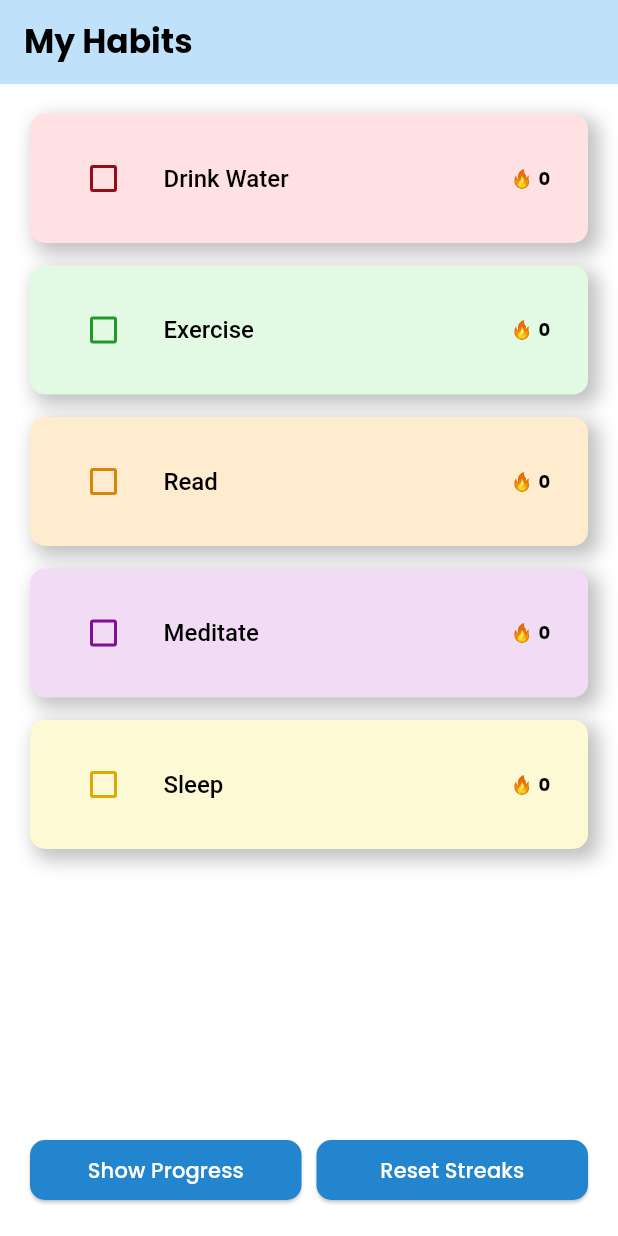
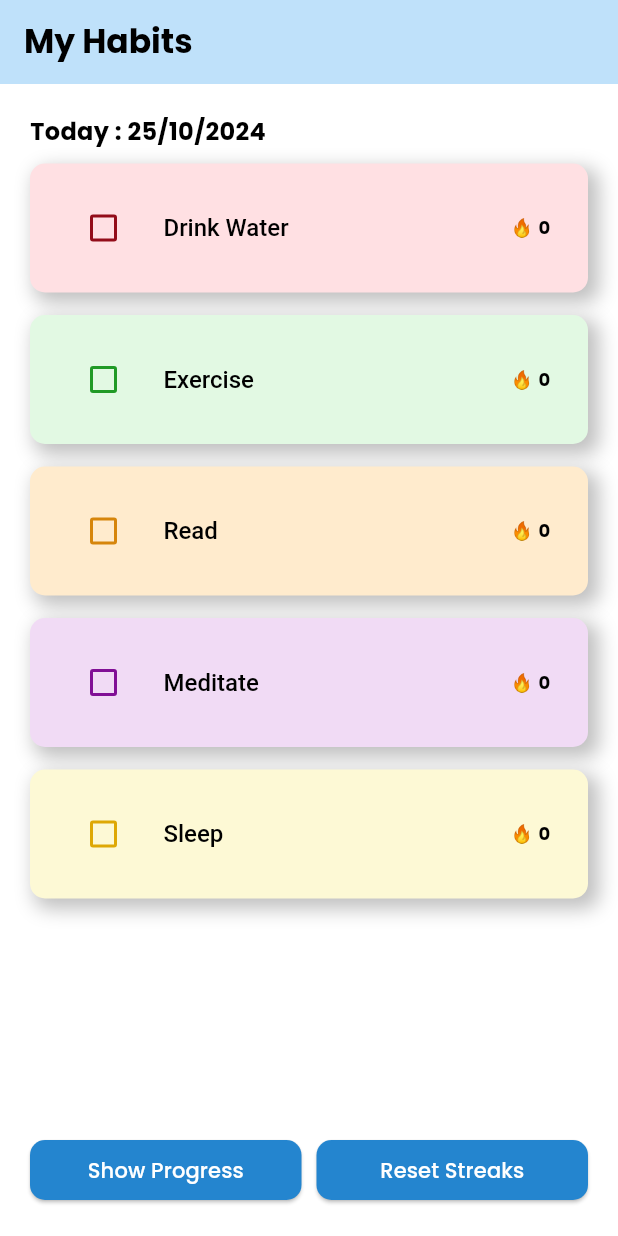
Before and after one commit to haadiyaa/goldensynapse_test, a Flutter app: the HomeScreen screen opened directly, on a phone screen of 412 x 824 dp. Run offline on Flutter 3.47's test engine with Material 3 defaults, Android fonts, the phone set to English and light mode, and no system bars; our stand-ins replace another_flutter_splash_screen, hive, hive_flutter; missing offline and left inert: charts_flutter_maintained; accounts and stored records are empty.

Commit message:
last changes

```diff
--- a/lib/core/apptextstyle.dart
+++ b/lib/core/apptextstyle.dart
@@ -3,6 +3,11 @@ import 'package:goldensynapse_task/core/appcolors.dart';
 
 class AppTextStyle {
   static const TextStyle head = TextStyle(
+    fontWeight: FontWeight.bold,
+    fontSize: 30,
+    color: AppColors.black,
+  );
+  static const TextStyle appbar = TextStyle(
     fontWeight: FontWeight.bold,
     fontSize: 22,
     color: AppColors.black,
@@ -13,4 +18,9 @@ class AppTextStyle {
     fontSize: 12,
     color: AppColors.black,
   );
+  static const TextStyle date = TextStyle(
+    fontWeight: FontWeight.bold,
+    fontSize: 16,
+    color: AppColors.black,
+  );
 }
--- a/lib/core/constants.dart
+++ b/lib/core/constants.dart
@@ -1,13 +1,6 @@
 import 'package:flutter/material.dart';
-import 'package:goldensynapse_task/data/models/habitmodel.dart';
 
 class Constants {
-  //==============IMAGES================================
-  static const String bgImage = 'assets/image/bg.png';
-
-  //==================STRINGS===========================
-
-
   //=========================Sizes=====================
   static const SizedBox height5 = SizedBox(height: 5);
   static const SizedBox height10 = SizedBox(height: 10);
--- a/lib/main.dart
+++ b/lib/main.dart
@@ -27,7 +27,7 @@ class MyApp extends StatelessWidget {
         theme: ThemeData(
           scaffoldBackgroundColor: AppColors.white,
           appBarTheme: AppBarTheme(
-            titleTextStyle: AppTextStyle.head,
+            titleTextStyle: AppTextStyle.appbar,
             backgroundColor: AppColors.lightBlue2,
           ),
           fontFamily: 'Poppins',
--- a/lib/presentation/homescreen/view/homescreen.dart
+++ b/lib/presentation/homescreen/view/homescreen.dart
@@ -1,9 +1,11 @@
 import 'package:flutter/material.dart';
 import 'package:goldensynapse_task/core/appcolors.dart';
+import 'package:goldensynapse_task/core/apptextstyle.dart';
 import 'package:goldensynapse_task/core/constants.dart';
 import 'package:goldensynapse_task/presentation/dailyprogressscreen/view/dailyprogressscreen.dart';
 import 'package:goldensynapse_task/presentation/homescreen/widgets/habittile.dart';
 import 'package:goldensynapse_task/providers/functionsprovider.dart';
+import 'package:intl/intl.dart';
 import 'package:provider/provider.dart';
 
 class HomeScreen extends StatelessWidget {
@@ -14,31 +16,17 @@ class HomeScreen extends StatelessWidget {
     return Scaffold(
       appBar: AppBar(
         title: const Text('My Habits'),
-        // actions: [
-        //   ElevatedButton(
-        //     style: ElevatedButton.styleFrom(
-        //       padding: const EdgeInsets.symmetric(horizontal: 15, vertical: 10),
-        //       foregroundColor: AppColors.white,
-        //       backgroundColor: AppColors.lightBlue,
-        //       shape: RoundedRectangleBorder(
-        //         borderRadius: BorderRadius.circular(10),
-        //       ),
-        //     ),
-        //     onPressed: () {
-        //       Navigator.push(
-        //           context,
-        //           MaterialPageRoute(
-        //               builder: (_) => const DailyProgressScreen()));
-        //     },
-        //     child: const Text('Show Progress'),
-        //   ),
-        //   Constants.width10,
-        // ],
       ),
       body: Padding(
         padding: const EdgeInsets.all(20),
         child: Column(
+          crossAxisAlignment: CrossAxisAlignment.start,
           children: [
+            Text(
+              'Today : ${DateFormat('dd/MM/yyy').format(DateTime.now())}',
+              style: AppTextStyle.date,
+            ),
+            Constants.height10,
             Expanded(
               child: Consumer<FunctionsProvider>(
                 builder: (context, functionsProvider, child) =>
--- a/pubspec.yaml
+++ b/pubspec.yaml
@@ -40,6 +40,7 @@ dependencies:
   charts_flutter_maintained: ^0.12.2
   hive: ^2.2.3
   hive_flutter: ^1.1.0
+  intl: ^0.18.1
 
 dev_dependencies:
   flutter_test:
@@ -66,8 +67,8 @@ flutter:
   uses-material-design: true
 
   # To add assets to your application, add an assets section, like this:
-  assets:
-    - assets/image/
+  # assets:
+  #   - assets/image/
   #   - images/a_dot_ham.jpeg
 
   # An image asset can refer to one or more resolution-specific "variants", see
```
Also changed, not shown: lib/presentation/splashscreen/splashscreen.dart (+9 -5 lines), assets/image/bg.png (deleted), pubspec.lock.
